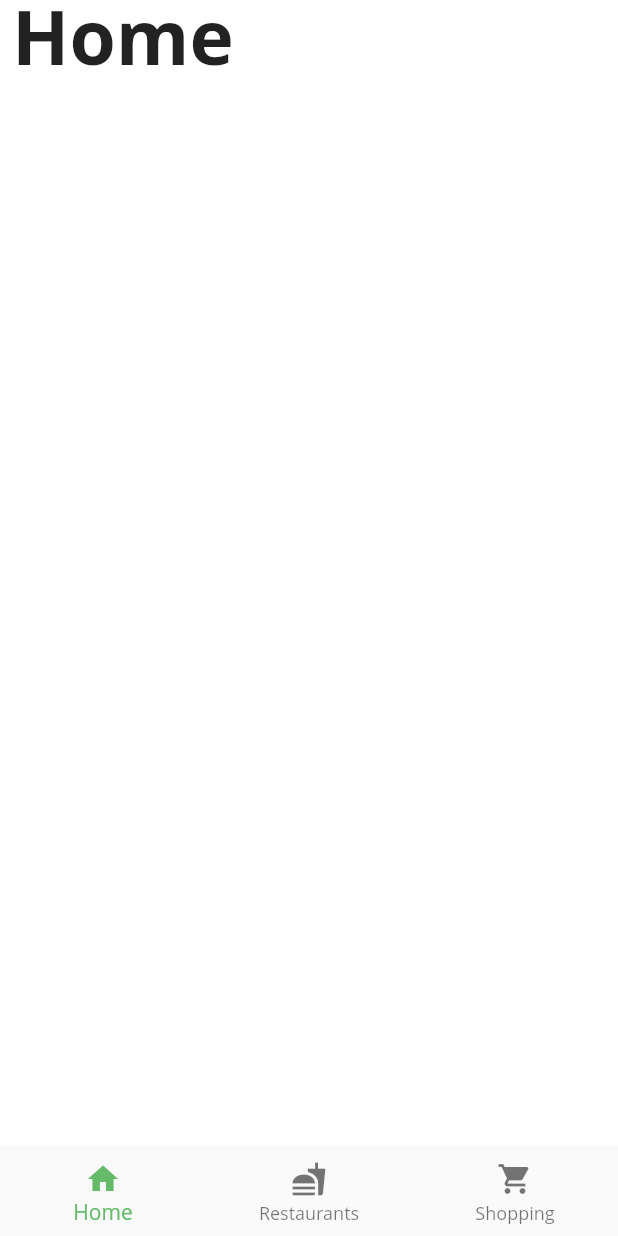
After one commit to parkuman/QHacks-2020, a Flutter app: the screen it shows after launch, on a phone screen of 412 x 824 dp. The commit adds this screen. Run offline on Flutter 3.47's test engine with Material 2 defaults, Android fonts, the light colour scheme and no system bars; Roboto replaces fonts that are missing (Open Sans).

Commit message:
dynamic interface

```diff
--- a/qhacks2020/lib/main.dart
+++ b/qhacks2020/lib/main.dart
@@ -1,6 +1,7 @@
 import 'package:flutter/material.dart';
+
 import './views/home_view.dart';
-import 'package:qhacks2020/views/home_view.dart';
+import './views/home_view.dart';
 import './widgets/business_card.dart';
 
 void main() => runApp(MyApp());
@@ -10,6 +11,7 @@ class MyApp extends StatelessWidget {
   @override
   Widget build(BuildContext context) {
     return MaterialApp(
+      debugShowCheckedModeBanner: false,
       title: 'Flutter Demo QHACKS',
       theme: ThemeData(
         primarySwatch: Colors.green,
@@ -39,6 +41,7 @@ class _MyHomePageState extends State<MyHomePage> {
     return Scaffold(
       appBar: AppBar(
         title: Text(widget.title),
+
         actions: <Widget>[
           FlatButton(
             onPressed: (){
--- /dev/null
+++ b/qhacks2020/lib/screens/home_screen_mobile.dart
@@ -0,0 +1,32 @@
+import 'package:flutter/material.dart';
+
+class HomeScreenMobile extends StatelessWidget {
+  final List<String> _navName;
+  final int _selectedIndex;
+  HomeScreenMobile(this._navName, this._selectedIndex);
+
+
+  @override
+  Widget build(BuildContext context) {
+    return Column(
+      children: [
+        Padding(
+          padding: const EdgeInsets.all(8.0),
+          child: Row(
+            mainAxisAlignment: MainAxisAlignment.start,
+            children: <Widget>[
+              Container(
+                child: Text(
+                  _navName[_selectedIndex],
+                  style: TextStyle(
+                      fontWeight: FontWeight.bold, fontSize: 50, height: 0.9),
+                ),
+              ),
+            ],
+          ),
+        ),
+        // Expanded(child: Center(child: CallToAction('Join Course')))
+      ],
+    );
+  }
+}
--- /dev/null
+++ b/qhacks2020/lib/tools/responsive_builder.dart
@@ -0,0 +1,196 @@
+import 'package:flutter/foundation.dart';
+import 'package:flutter/material.dart';
+
+enum DeviceScreenType { Mobile, Tablet, Desktop, Watch }
+
+/// Contains sizing information to make responsive choices for the current screen
+class SizingInformation {
+  final DeviceScreenType deviceScreenType;
+  final Size screenSize;
+  final Size localWidgetSize;
+
+  bool get isMobile => deviceScreenType == DeviceScreenType.Mobile;
+
+  bool get isTablet => deviceScreenType == DeviceScreenType.Tablet;
+
+  bool get isDesktop => deviceScreenType == DeviceScreenType.Desktop;
+
+  bool get isWatch => deviceScreenType == DeviceScreenType.Watch;
+
+  SizingInformation({
+    this.deviceScreenType,
+    this.screenSize,
+    this.localWidgetSize,
+  });
+
+  @override
+  String toString() {
+    return 'DeviceType:$deviceScreenType ScreenSize:$screenSize LocalWidgetSize:$localWidgetSize';
+  }
+}
+
+/// Manually define screen resolution breakpoints
+///
+/// Overrides the defaults
+class ScreenBreakpoints {
+  final double watch;
+  final double tablet;
+  final double desktop;
+
+  ScreenBreakpoints({
+    @required this.desktop,
+    @required this.tablet,
+    @required this.watch
+  });
+
+  @override
+  String toString() {
+    return "Desktop: $desktop, Tablet: $tablet, Watch: $watch";
+  }
+}
+
+/// A widget with a builder that provides you with the sizingInformation
+///
+/// This widget is used by the ScreenTypeLayout to provide different widget builders
+class ResponsiveBuilder extends StatelessWidget {
+  final Widget Function(
+    BuildContext context,
+    SizingInformation sizingInformation,
+  ) builder;
+
+  final ScreenBreakpoints breakpoints;
+
+  const ResponsiveBuilder({
+    Key key,
+    this.builder,
+    this.breakpoints
+  }) : super(key: key);
+
+  @override
+  Widget build(BuildContext context) {
+    return LayoutBuilder(builder: (context, boxConstraints) {
+      var mediaQuery = MediaQuery.of(context);
+      var sizingInformation = SizingInformation(
+        deviceScreenType: _getDeviceType(mediaQuery, breakpoints),
+        screenSize: mediaQuery.size,
+        localWidgetSize:
+            Size(boxConstraints.maxWidth, boxConstraints.maxHeight),
+      );
+      return builder(context, sizingInformation);
+    });
+  }
+}
+
+/// Provides a builder function for different screen types
+///
+/// Each builder will get built based on the current device width.
+/// [breakpoints] define your own custom device resolutions
+/// [watch] will be built and shown when width is less than 300
+/// [mobile] will be built when width greater than 300
+/// [tablet] will be built when width is greater than 600
+/// [desktop] will be built if width is greater than 950
+class ScreenTypeLayout extends StatelessWidget {
+
+  final ScreenBreakpoints breakpoints;
+
+  final Widget watch;
+  final Widget mobile;
+  final Widget tablet;
+  final Widget desktop;
+  const ScreenTypeLayout(
+      {Key key, this.breakpoints, this.watch, this.mobile, this.tablet, this.desktop})
+      : super(key: key);
+
+  @override
+  Widget build(BuildContext context) {
+    return ResponsiveBuilder(
+      breakpoints: breakpoints,
+      builder: (context, sizingInformation) {
+        // If we're at desktop size
+        if (sizingInformation.deviceScreenType == DeviceScreenType.Desktop) {
+          // If we have supplied the desktop layout then display that
+          if (desktop != null) return desktop;
+          // If no desktop layout is supplied we want to check if we have the size below it and display that
+          if (tablet != null) return tablet;
+        }
+
+        if (sizingInformation.deviceScreenType == DeviceScreenType.Tablet) {
+          if (tablet != null) return tablet;
+        }
+
+        if (sizingInformation.deviceScreenType == DeviceScreenType.Watch &&
+            watch != null) {
+          return watch;
+        }
+
+        // If none of the layouts above are supplied or we're on the mobile layout then we show the mobile layout
+        return mobile;
+      },
+    );
+  }
+}
+
+/// Provides a builder function for a landscape and portrait widget
+class OrientationLayoutBuilder extends StatelessWidget {
+  final Widget Function(BuildContext) landscape;
+  final Widget Function(BuildContext) portrait;
+  const OrientationLayoutBuilder({
+    Key key,
+    this.landscape,
+    this.portrait,
+  }) : super(key: key);
+
+  @override
+  Widget build(BuildContext context) {
+    return Builder(
+      builder: (context) {
+        var orientation = MediaQuery.of(context).orientation;
+        if (orientation == Orientation.landscape) {
+          if (landscape != null) {
+            return landscape(context);
+          }
+        }
+
+        return portrait(context);
+      },
+    );
+  }
+}
+
+DeviceScreenType _getDeviceType(MediaQueryData mediaQuery, ScreenBreakpoints breakpoint) {
+  double deviceWidth = mediaQuery.size.shortestSide;
+
+  if (kIsWeb) {
+    deviceWidth = mediaQuery.size.width;
+  }
+
+  // Replaces the defaults with the user defined definitions
+  if(breakpoint != null) {
+    if(deviceWidth > breakpoint.desktop) {
+      return DeviceScreenType.Desktop;
+    }
+
+    if(deviceWidth > breakpoint.tablet) {
+      return DeviceScreenType.Tablet;
+    }
+
+    if(deviceWidth < breakpoint.watch) {
+      return DeviceScreenType.Watch;
+    }
+  }
+
+  // If no user defined definitions are passed through use the defaults
+  if (deviceWidth > 950) {
+    return DeviceScreenType.Desktop;
+  }
+
+  if (deviceWidth > 600) {
+    return DeviceScreenType.Tablet;
+  }
+
+  if (deviceWidth < 300) {
+    return DeviceScreenType.Watch;
+  }
+
+  return DeviceScreenType.Mobile;
+}
--- a/qhacks2020/lib/views/home_view.dart
+++ b/qhacks2020/lib/views/home_view.dart
@@ -1,31 +1,16 @@
-import 'package:qhacks2020/widgets/course_details/course_details.dart';
 import 'package:flutter/material.dart';
-import 'package:qhacks2020/widgets/navigation_bar/navigation_bar.dart';
-import 'package:qhacks2020/widgets/centered_view/centered_view.dart';
-import 'package:qhacks2020/widgets/call_to_action/call_to_action.dart';
+
+import '../tools/responsive_builder.dart';
+import './home_view_mobile.dart';
+import './home_view_desktop.dart';
+
 
 class HomeView extends StatelessWidget {
-  const HomeView({Key key}) : super(key: key);
-
-    @override
-    Widget build(BuildContext context) {
-      return Scaffold(
-        backgroundColor: Colors.white,
-        body: CenteredView(
-          child: Column(
-            children: <Widget>[
-              NavigationBar(),
-              Expanded(
-                child: Row(children: [
-                  CourseDetails(),
-                  Expanded(
-                    child: Center(
-                      child: CallToAction('Join Course')))
-                ])
-              )
-            ]
-          ),
-        ),
-      );
-  } //Widget build
-} //class stateless widget
+  @override
+  Widget build(BuildContext context) {
+    return ScreenTypeLayout(
+      mobile: HomeViewMobile(),
+      desktop: HomeViewDesktop(),
+    );
+  }
+}
--- /dev/null
+++ b/qhacks2020/lib/views/home_view_mobile.dart
@@ -0,0 +1,73 @@
+import 'package:qhacks2020/widgets/course_details/course_details.dart';
+import 'package:flutter/material.dart';
+import 'package:qhacks2020/widgets/navigation_bar/navigation_bar.dart';
+import 'package:qhacks2020/widgets/centered_view/centered_view.dart';
+import 'package:qhacks2020/widgets/call_to_action/call_to_action.dart';
+import 'package:qhacks2020/screens/home_screen_mobile.dart';
+
+class HomeViewMobile extends StatefulWidget {
+  const HomeViewMobile({Key key}) : super(key: key);
+
+  @override
+  _HomeViewMobileState createState() => _HomeViewMobileState();
+}
+
+class _HomeViewMobileState extends State<HomeViewMobile> {
+  int _selectedIndex = 0;
+
+  void _onItemTapped(int index) {
+    setState(() {
+      _selectedIndex = index;
+    });
+  }
+
+  static const TextStyle optionStyle =
+      TextStyle(fontSize: 30, fontWeight: FontWeight.bold);
+  static const List<Widget> _widgetOptions = <Widget>[
+    Text(
+      'Index 0: Home',
+      style: optionStyle,
+    ),
+    Text(
+      'Index 1: Business',
+      style: optionStyle,
+    ),
+    Text(
+      'Index 2: School',
+      style: optionStyle,
+    ),
+  ];
+
+  static const List<String> _navName = <String>['Home', 'Restaurants', 'Shopping'];
+
+  @override
+  Widget build(BuildContext context) {
+    return Scaffold(
+      backgroundColor: Colors.white,
+      bottomNavigationBar: BottomNavigationBar(
+        items: const <BottomNavigationBarItem>[
+          BottomNavigationBarItem(
+            icon: Icon(Icons.home),
+            title: Text('Home'),
+          ),
+          BottomNavigationBarItem(
+            icon: Icon(Icons.fastfood),
+            title: Text('Restaurants'),
+          ),
+          BottomNavigationBarItem(
+            icon: Icon(Icons.shopping_cart),
+            title: Text('Shopping'),
+          ),
+        ],
+        currentIndex: _selectedIndex,
+        selectedItemColor: Colors.green[400],
+        onTap: _onItemTapped,
+      ),
+      body: CenteredView(
+        child: Expanded(
+          child: HomeScreenMobile(_navName, _selectedIndex),
+        ),
+      ),
+    );
+  }
+} //class stateless widget
--- a/qhacks2020/lib/widgets/centered_view/centered_view.dart
+++ b/qhacks2020/lib/widgets/centered_view/centered_view.dart
@@ -7,7 +7,7 @@ class CenteredView extends StatelessWidget {
   @override
   Widget build(BuildContext context) {
     return Container(
-      padding: const EdgeInsets.symmetric(horizontal: 70.0, vertical: 60),
+      // padding: const EdgeInsets.symmetric(horizontal: 70.0),
       alignment: Alignment.topCenter,
       child: ConstrainedBox(
           constraints: BoxConstraints(maxWidth: 1200),
--- a/qhacks2020/lib/widgets/course_details/course_details.dart
+++ b/qhacks2020/lib/widgets/course_details/course_details.dart
@@ -12,7 +12,7 @@ class CourseDetails extends StatelessWidget {
         mainAxisAlignment: MainAxisAlignment.center,
         children: <Widget>[
           Text(
-            'FLUTTER WEB.\nTHE BASICS',
+            'JOHN U SMELL.\nLIKE STIR FRY',
             style: TextStyle(
                 fontWeight: FontWeight.w800, fontSize: 80, height: 0.9),
           ),
--- a/qhacks2020/lib/widgets/navigation_bar/navbar_logo.dart
+++ b/qhacks2020/lib/widgets/navigation_bar/navbar_logo.dart
@@ -6,9 +6,9 @@ class NavBarLogo extends StatelessWidget {
   @override
   Widget build(BuildContext context) {
     return SizedBox(
-      height: 80,
+      height: 150,
       width: 150,
-      child: Image.asset('assets/logo.png'),
+      child: new Image.asset('assets/images/leaf.png'),
     );
   }
 }
--- a/qhacks2020/pubspec.yaml
+++ b/qhacks2020/pubspec.yaml
@@ -21,15 +21,15 @@ dependencies:
     sdk: flutter
 
 
+
   # The following adds the Cupertino Icons font to your application.
   # Use with the CupertinoIcons class for iOS style icons.
   cupertino_icons: ^0.1.2
-  responsive_builder: ^0.1.2
+
 
 dev_dependencies:
   flutter_test:
     sdk: flutter
-
 
 # For information on the generic Dart part of this file, see the
 # following page: https://dart.dev/tools/pub/pubspec
@@ -37,7 +37,7 @@ dev_dependencies:
 # The following section is specific to Flutter.
 flutter:
   assets:
-    - assets/images/
+    - assets/images/leaf.png
   # The following line ensures that the Material Icons font is
   # included with your application, so that you can use the icons in
   # the material Icons class.
```
Also changed, not shown: qhacks2020/lib/views/home_view_desktop.dart (added, +29 -0 lines), qhacks2020/lib/widgets/navigation_bar/navigation_bar.dart (+8 -38 lines), qhacks2020/lib/widgets/navigation_bar/navigation_bar_mobile.dart (added, +10 -0 lines), qhacks2020/lib/widgets/navigation_bar/navigation_bar_tablet_desktop.dart (renamed from qhacks2020/lib/widgets/navigation_bar/navbar_tablet_desktop.dart, +12 -11 lines), qhacks2020/assets/images/leaf.png (added), qhacks2020/assets/logo.png (deleted), qhacks2020/lib/widgets/card_list_mobile.dart (added), qhacks2020/pubspec.lock.
